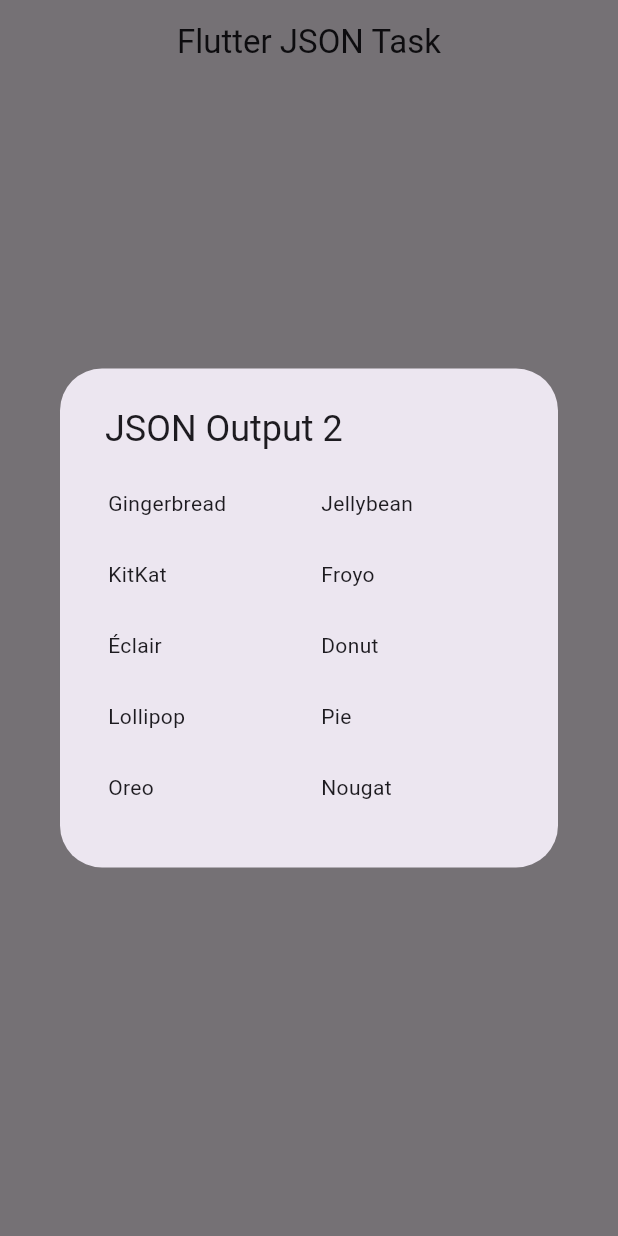
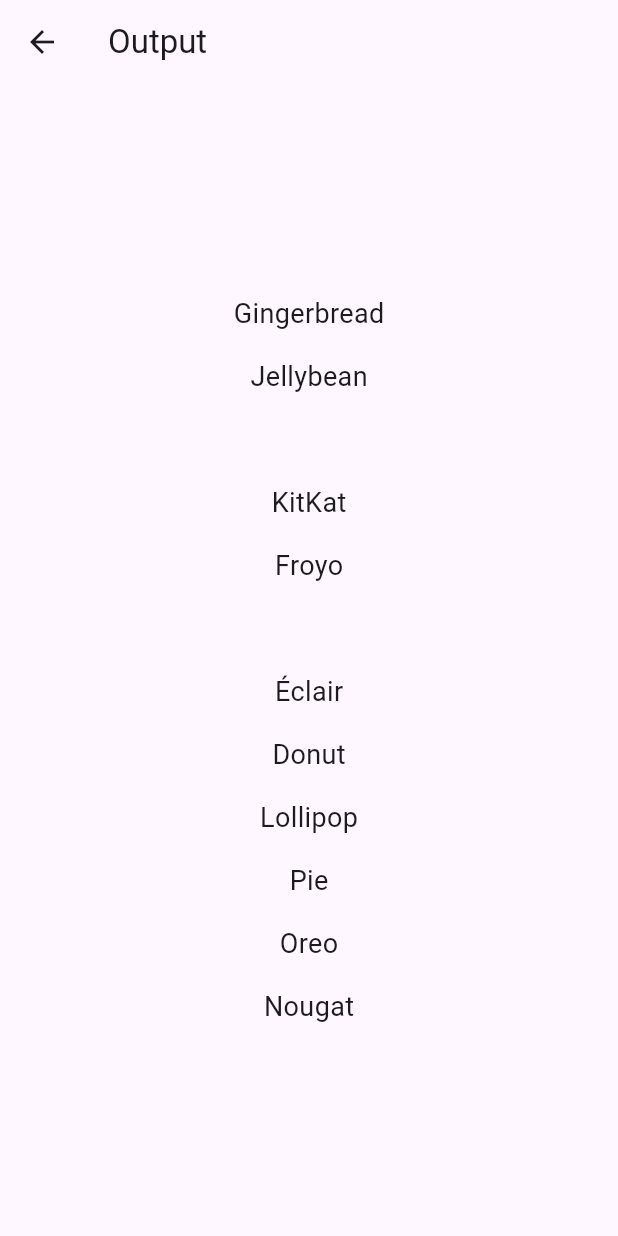
Before and after one commit to NURISLAMCODE/bdcallingtask, a Flutter app: the screen it shows after launch, after a tap on "Output 2", on a phone screen of 412 x 824 dp. Run offline on Flutter 3.47's test engine with Material 3 defaults, Android fonts, the phone set to English and light mode, and no system bars.

Commit message:
final done

```diff
--- a/lib/controller/controller.dart
+++ b/lib/controller/controller.dart
@@ -3,25 +3,44 @@ import 'dart:convert';
 import 'package:bdcallingtask/model/android_version_model.dart';
 
 class Controller {
-  static List<AndroidVersion> parseJsonM1(String jsonData) {
-    final List<AndroidVersion> lists = [];
-    final data = json.decode(jsonData);
+  static List<List<AndroidVersion?>> parseJsonM1(String jsonString) {
+    var jsonData = json.decode(jsonString);
 
-    for (var item in data) {
-      if (item is Map) {
-        item.values.forEach((value) {
-          lists.add(AndroidVersion(id: value['id'], title: value['title']));
+    List<List<AndroidVersion?>> sections = [];
+
+    jsonData.forEach((item) {
+      if (item is Map<String, dynamic>) {
+        int maxIndex = 0;
+        item.forEach((key, value) {
+          int index = int.tryParse(key) ?? 0;
+          if (index > maxIndex) maxIndex = index;
         });
-        // for (var list in item.values) {
-        //   lists.add(AndroidVersion(
-        //       id: list['id'], title: list['title'].toString().trim()));
-        // }
+
+        List<AndroidVersion?> androidVersions =
+            List.filled(maxIndex + 1, null, growable: true);
+
+        item.forEach((key, value) {
+          int index = int.tryParse(key) ?? 0;
+          androidVersions[index] = AndroidVersion(
+            id: value['id'],
+            title: value['title'],
+          );
+        });
+
+        sections.add(androidVersions);
       } else if (item is List) {
-        item.forEach((value) {
-          lists.add(AndroidVersion(id: value['id'], title: value['title']));
-        });
+        List<AndroidVersion?> androidVersions =
+            item.map<AndroidVersion?>((value) {
+          return AndroidVersion(
+            id: value['id'],
+            title: value['title'],
+          );
+        }).toList();
+
+        sections.add(androidVersions);
       }
-    }
-    return lists;
+    });
+
+    return sections;
   }
 }
--- a/lib/json/input1.dart
+++ b/lib/json/input1.dart
@@ -14,19 +14,4 @@ class Input1 {
   ]
 ]
 ''';
-
-  static const test = '''[
-{
-"0":{"id":1,"title":"Gingerbread"},
-"1":{"id":2,"title":"Jellybean"},
-"3":{"id:3,"title":"KitKat"}
-
-},
-[
-{"id":4,"title":"Lollipop"},
-{"id":5,"title":"Pie"},
-{"id":6,"title":"Oreo"},
-{"id":7,"title":"Nougat"}
-]
-]''';
 }
--- a/lib/json/input2.dart
+++ b/lib/json/input2.dart
@@ -11,6 +11,7 @@ class Input2 {
     "2": {"id": 9, "title": "Éclair"},
     "3": {"id": 10, "title": "Donut"}
   },
+
   [
     {"id": 4, "title": "Lollipop"},
     {"id": 5, "title": "Pie"},
--- a/lib/screen/two_button_screen.dart
+++ b/lib/screen/two_button_screen.dart
@@ -1,73 +1,17 @@
 import 'package:bdcallingtask/json/input1.dart';
 import 'package:bdcallingtask/json/input2.dart';
+import 'package:bdcallingtask/model/android_version_model.dart';
 import 'package:flutter/material.dart';
 
 import '../controller/controller.dart';
 
 class ButtonScreen extends StatelessWidget {
   const ButtonScreen({super.key});
-
-  static void showJson1Button(BuildContext context) {
-    final data = Controller.parseJsonM1(Input1.input1);
-    showDialog(
-      context: context,
-      builder: (context) => AlertDialog(
-        title: const Text(" JSON Output 1"),
-        content: Container(
-          width: double.maxFinite,
-          child: GridView.builder(
-            shrinkWrap: true,
-            itemCount: data.length,
-            gridDelegate: SliverGridDelegateWithFixedCrossAxisCount(
-              crossAxisCount: 2,
-              childAspectRatio: 3, // Adjusts height to show text properly
-            ),
-            itemBuilder: (context, index) {
-              final version = data[index];
-              return Padding(
-                padding: const EdgeInsets.all(8.0),
-                child: Text('${version.title}'),
-              );
-            },
-          ),
-        ),
-      ),
-    );
-  }
-
-  static void showJson2Button(BuildContext context) {
-    final data = Controller.parseJsonM1(Input2.input2);
-    showDialog(
-      context: context,
-      builder: (context) => AlertDialog(
-        title: const Text(" JSON Output 2"),
-        content: Container(
-          width: double.maxFinite,
-          child: GridView.builder(
-            shrinkWrap: true,
-            itemCount: data.length,
-            gridDelegate: SliverGridDelegateWithFixedCrossAxisCount(
-              crossAxisCount: 2,
-              childAspectRatio: 3, // Adjusts height to show text properly
-            ),
-            itemBuilder: (context, index) {
-              final version = data[index];
-              return Padding(
-                padding: const EdgeInsets.all(8.0),
-                child: Text('${version.title}'),
-              );
-            },
-          ),
-        ),
-      ),
-    );
-  }
-
   @override
   Widget build(BuildContext context) {
     return Scaffold(
       appBar: AppBar(
-        title: Center(child: const Text("Flutter JSON Task")),
+        title: const Center(child: Text("Flutter JSON Task")),
       ),
       body: Column(
         mainAxisAlignment: MainAxisAlignment.center,
@@ -76,7 +20,15 @@ class ButtonScreen extends StatelessWidget {
             mainAxisAlignment: MainAxisAlignment.spaceAround,
             children: [
               ElevatedButton(
-                onPressed: () => showJson1Button(context),
+                onPressed: () {
+                  List<List<AndroidVersion?>> sections =
+                      Controller.parseJsonM1(Input1.input1);
+                  Navigator.of(context).push(
+                    MaterialPageRoute(
+                      builder: (context) => OutputScreen(sections: sections),
+                    ),
+                  );
+                },
                 style: ElevatedButton.styleFrom(
                   backgroundColor: Colors.blue,
                   padding: const EdgeInsets.symmetric(
@@ -91,11 +43,19 @@ class ButtonScreen extends StatelessWidget {
                 ),
               ),
               ElevatedButton(
-                onPressed: () => showJson2Button(context),
+                onPressed: () {
+                  List<List<AndroidVersion?>> sections =
+                      Controller.parseJsonM1(Input2.input2);
+                  Navigator.of(context).push(
+                    MaterialPageRoute(
+                      builder: (context) => OutputScreen(sections: sections),
+                    ),
+                  );
+                },
                 style: ElevatedButton.styleFrom(
                   backgroundColor: Colors.blue,
-                  padding:
-                      EdgeInsets.symmetric(horizontal: 32.0, vertical: 16.0),
+                  padding: const EdgeInsets.symmetric(
+                      horizontal: 32.0, vertical: 16.0),
                   shape: RoundedRectangleBorder(
                     borderRadius: BorderRadius.circular(12.0),
                   ),
@@ -112,3 +72,33 @@ class ButtonScreen extends StatelessWidget {
     );
   }
 }
+
+class OutputScreen extends StatelessWidget {
+  final List<List<AndroidVersion?>> sections;
+
+  OutputScreen({required this.sections});
+
+  @override
+  Widget build(BuildContext context) {
+    return Scaffold(
+      appBar: AppBar(
+        title: Text('Output'),
+      ),
+      body: Center(
+        child: Column(
+          mainAxisAlignment: MainAxisAlignment.center,
+          children: sections
+              .expand((section) => section)
+              .map((version) => Padding(
+                    padding: const EdgeInsets.all(8.0),
+                    child: Text(
+                      version?.title ?? '',
+                      style: TextStyle(fontSize: 18),
+                    ),
+                  ))
+              .toList(),
+        ),
+      ),
+    );
+  }
+}
```
